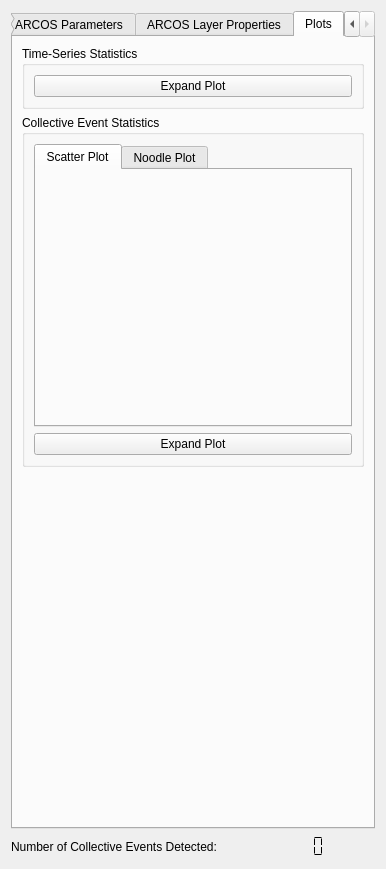
bgraedel/arcos-gui, file src/arcos_gui/_ui/ARCOS_widget.ui: the form before one commit.
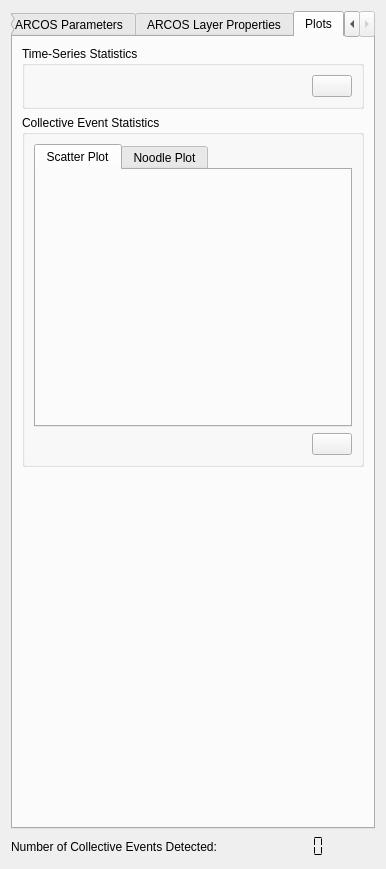
The form after the commit. The open tabs and pages were chosen to show the change.

Commit message: Exampd plot icon

```diff
--- a/src/arcos_gui/_ui/ARCOS_widget.ui
+++ b/src/arcos_gui/_ui/ARCOS_widget.ui
@@ -1267,11 +1267,28 @@
            <layout class="QVBoxLayout" name="tsplot_layout"/>
           </item>
           <item>
+           <layout class="QHBoxLayout" name="horizontalLayout_6">
+            <item>
+             <spacer name="horizontalSpacer_5">
+              <property name="orientation">
+               <enum>Qt::Horizontal</enum>
+              </property>
+              <property name="sizeHint" stdset="0">
+               <size>
+                <width>40</width>
+                <height>20</height>
+               </size>
+              </property>
+             </spacer>
+            </item>
+            <item>
            <widget class="QPushButton" name="expand_plot_2">
             <property name="text">
-             <string>Expand Plot</string>
-            </property>
-           </widget>
+               <string/>
+              </property>
+             </widget>
+            </item>
+           </layout>
           </item>
          </layout>
         </widget>
@@ -1284,8 +1301,8 @@
          <property name="title">
           <string>Collective Event Statistics</string>
          </property>
-         <layout class="QVBoxLayout" name="timeseriesplot_layout_2">
-          <item>
+         <layout class="QGridLayout" name="gridLayout_3">
+          <item row="0" column="0">
            <widget class="QTabWidget" name="tabWidget_2">
             <property name="currentIndex">
              <number>1</number>
@@ -1318,12 +1335,29 @@
             </widget>
            </widget>
           </item>
+          <item row="1" column="0">
+           <layout class="QHBoxLayout" name="horizontalLayout_3">
+            <item>
+             <spacer name="horizontalSpacer_4">
+              <property name="orientation">
+               <enum>Qt::Horizontal</enum>
+              </property>
+              <property name="sizeHint" stdset="0">
+               <size>
+                <width>40</width>
+                <height>20</height>
+               </size>
+              </property>
+             </spacer>
+            </item>
           <item>
            <widget class="QPushButton" name="expand_plot">
             <property name="text">
-             <string>Expand Plot</string>
-            </property>
-           </widget>
+               <string/>
+              </property>
+             </widget>
+            </item>
+           </layout>
           </item>
          </layout>
         </widget>
```
Left out of the diff: 8 changed lines with no effect on the pictures. Lines whose indentation alone changed are shown as unchanged. The commit also changes 3 other files.
